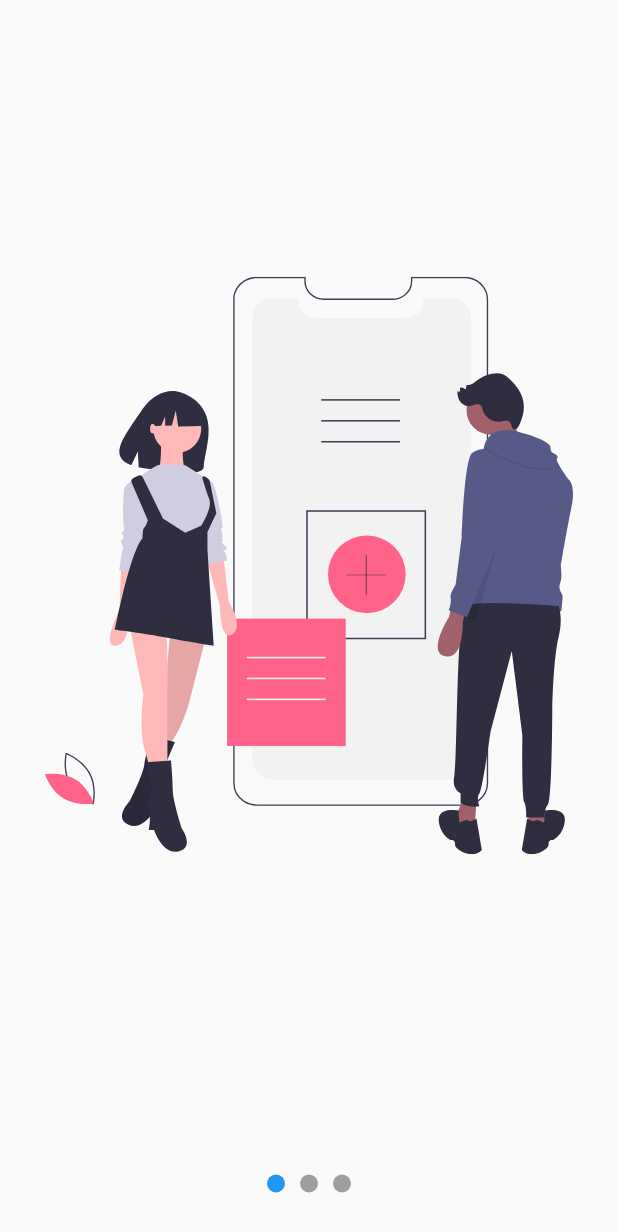
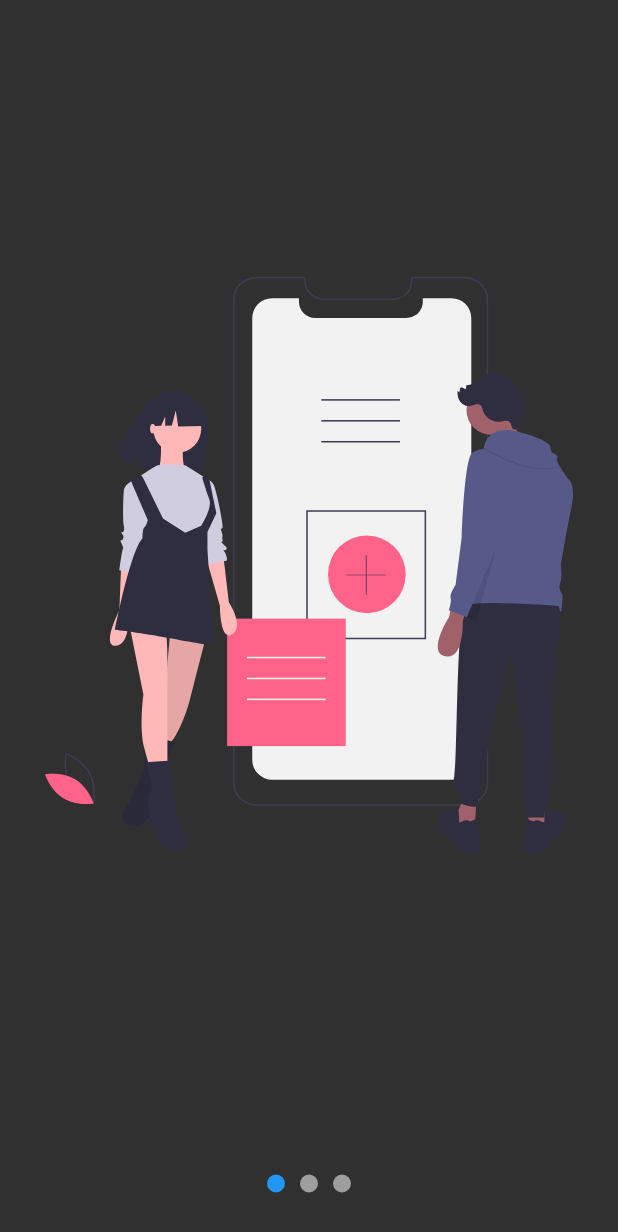
Before and after one commit to infraarhtur/flutterDise-os2, a Flutter app: the screen it shows after launch, after a tap on "Slideshow", on a phone screen of 412 x 824 dp. Shown: the top 1232 px of the screen. Run offline on Flutter 3.47's test engine with Material 2 defaults, Android fonts, the phone set to English and light mode, and no system bars; our stand-ins replace animate_do, flutter_svg, font_awesome_flutter; missing offline and left inert: dart:ffi.

Commit message:
cambios en paginas de slivers  y personalizacion de colores

```diff
--- a/lib/main.dart
+++ b/lib/main.dart
@@ -1,23 +1,23 @@
-// import 'package:disenios2/src/labs/animaciones_page.dart';
-// import 'package:disenios2/src/labs/circula_progres_page.dart';
-// import 'package:disenios2/src/pages/graficas_circulares_page.dart';
-// import 'package:disenios2/src/pages/headers_page.dart';
-// import 'package:disenios2/src/labs/slideshow_page.dart';
-// import 'package:disenios2/src/retos/cuadrado_animado.dart';
-// import 'package:disenios2/src/pages/slideshow_page.dart';
-//import 'package:disenios2/src/pages/pinterest_page.dart';
-// import 'package:disenios2/src/pages/emergency_page.dart';
+
 import 'package:disenios2/src/pages/launcher_page.dart';
-import 'package:disenios2/src/pages/sliver_list_page.dart';
+import 'package:disenios2/src/theme/theme.dart';
 import 'package:flutter/material.dart';
+import 'package:provider/provider.dart';
 
-void main() => runApp(MyApp());
+void main() => runApp(ChangeNotifierProvider(
+
+  create: (_)=> new ThemeChanger(2),
+
+  child: MyApp()));
 
 class MyApp extends StatelessWidget {
   @override
   Widget build(BuildContext context) {
+final currentTheme = Provider.of<ThemeChanger>(context).currentTheme;
+
     return MaterialApp(
       debugShowCheckedModeBanner: false,
+       theme:currentTheme,
       title: 'Diseños 2',
        home: LauncherPage()
     );
--- a/lib/src/pages/launcher_page.dart
+++ b/lib/src/pages/launcher_page.dart
@@ -1,6 +1,8 @@
 import 'package:disenios2/src/routes/routes.dart';
+import 'package:disenios2/src/theme/theme.dart';
 import 'package:flutter/material.dart';
 import 'package:font_awesome_flutter/font_awesome_flutter.dart';
+import 'package:provider/provider.dart';
 
 class LauncherPage extends StatelessWidget {
   @override
@@ -16,25 +18,29 @@ class _ListaOpciones extends StatelessWidget {
   @override
   Widget build(BuildContext context) {
 
+final appTheme = Provider.of<ThemeChanger>(context).currentTheme;
+
 
     return ListView.separated(
         physics: BouncingScrollPhysics(),
         separatorBuilder: (context, i) => Divider(
-              color: Colors.blue,
+              color: appTheme.primaryColorLight,
             ),
         itemBuilder: (context, i) => ListTile(
               leading: FaIcon(
                 pageRoutes[i].icon,
-                color: Colors.blue,
+                color: appTheme.accentColor,
               ),
-               title:Text(pageRoutes[i].title) ,
+              title: Text(pageRoutes[i].title),
               trailing: Icon(
                 Icons.chevron_right,
-                color: Colors.blue,
+                color: appTheme.accentColor,
               ),
               onTap: () {
- Navigator.push(context, MaterialPageRoute(builder: ( context)=> pageRoutes[i].page));
-
+                Navigator.push(
+                    context,
+                    MaterialPageRoute(
+                        builder: (context) => pageRoutes[i].page));
               },
             ),
         itemCount: pageRoutes.length);
@@ -42,8 +48,13 @@ class _ListaOpciones extends StatelessWidget {
 }
 
 class _MenuPrincipal extends StatelessWidget {
+
+
   @override
   Widget build(BuildContext context) {
+    final appTheme = Provider.of<ThemeChanger>(context);
+    final accentColor =appTheme.currentTheme.accentColor ;
+
     return Drawer(
       child: Container(
         child: Column(
@@ -54,23 +65,36 @@ class _MenuPrincipal extends StatelessWidget {
                 width: double.infinity,
                 height: 200,
                 child: CircleAvatar(
-                  backgroundColor: Colors.blue,
+                  backgroundColor: accentColor,
                   child: Text('LA', style: TextStyle(fontSize: 50)),
                 ),
               ),
             ),
             Expanded(child: _ListaOpciones()),
             ListTile(
-              leading: Icon(Icons.lightbulb_outline, color: Colors.blue),
+              leading: Icon(Icons.lightbulb_outline, color: accentColor),
               title: Text('Dark mode'),
               trailing: Switch.adaptive(
-                  activeColor: Colors.blue, value: true, onChanged: (value) {}),
+                  activeColor: accentColor,
+                  value: appTheme.darkTheme,
+                  onChanged: (value) {
+                    appTheme.darkTheme = value;
+                  }),
             ),
-            ListTile(
-              leading: Icon(Icons.add_to_home_screen, color: Colors.blue),
-              title: Text('Custom'),
-              trailing: Switch.adaptive(
-                  value: true, activeColor: Colors.blue, onChanged: (value) {}),
+            SafeArea(
+              bottom: true,
+              top: false,
+              left: false,
+              child: ListTile(
+                leading: Icon(Icons.add_to_home_screen, color: accentColor),
+                title: Text('Custom'),
+                trailing: Switch.adaptive(
+                    value: appTheme.customTheme,
+                    activeColor:accentColor,
+                    onChanged: (value) {
+                      appTheme.customTheme = value;
+                    }),
+              ),
             )
           ],
         ),
--- a/lib/src/routes/routes.dart
+++ b/lib/src/routes/routes.dart
@@ -12,9 +12,9 @@ import 'package:font_awesome_flutter/font_awesome_flutter.dart';
 
 final pageRoutes = <_Route>[
 _Route(FontAwesomeIcons.slideshare, "Slideshow", SlideShowPage()),
-_Route(FontAwesomeIcons.ambulance, "Slideshow", EmergencyPage()),
+_Route(FontAwesomeIcons.ambulance, "Emergencia", EmergencyPage()),
 _Route(FontAwesomeIcons.heading, "Encabezados", HeadersPages()),
-_Route(FontAwesomeIcons.peopleCarry, "Encabezados", CuadradoAnimadoPage()),
+_Route(FontAwesomeIcons.peopleCarry, "Cuadro animado", CuadradoAnimadoPage()),
 _Route(FontAwesomeIcons.circleNotch, "Barra progreso", GraficasCircularesPage()),
  _Route(FontAwesomeIcons.pinterest, "Pinterest", PinterestPage()),
 _Route(FontAwesomeIcons.mobile, "slivers", SliverListPage()),
--- /dev/null
+++ b/lib/src/theme/theme.dart
@@ -0,0 +1,59 @@
+import 'package:flutter/material.dart';
+
+class ThemeChanger with ChangeNotifier {
+  bool _darkTheme = false;
+  bool _customTheme = false;
+
+ThemeData _currentTheme;
+  bool get darkTheme => this._darkTheme;
+  bool get customTheme => this._customTheme;
+ThemeData get currentTheme => this._currentTheme;
+
+
+ThemeChanger(int theme){
+  switch(theme){
+    case 1:
+    _darkTheme = false;
+    _customTheme = false;
+    _currentTheme = ThemeData.light();
+    break;
+       case 2:
+    _darkTheme = true;
+    _customTheme = false;
+    _currentTheme = ThemeData.dark();
+    break;
+       case 3:
+    _darkTheme = false;
+    _customTheme = true;
+    // _currentTheme = ThemeData.dark();
+    break;
+    default:
+     _darkTheme = false;
+    _customTheme = false;
+    _currentTheme = ThemeData.light();
+  }
+}
+
+  set darkTheme(bool value) {
+    _customTheme = false;
+    _darkTheme = value;
+    if(value){
+      _currentTheme = ThemeData.dark();
+    }else{
+        _currentTheme = ThemeData.light();
+    }
+    notifyListeners();
+  }
+
+  set customTheme(bool value) {
+    _customTheme = value;
+    _darkTheme = false;
+
+     if(!value){
+      _currentTheme = ThemeData.dark();
+    }else{
+        _currentTheme = ThemeData.light();
+    }
+    notifyListeners();
+  }
+}
```
Also changed, not shown: lib/src/pages/slideshow_page.dart (+6 -2 lines), lib/src/pages/sliver_list_page.dart (+22 -7 lines).
